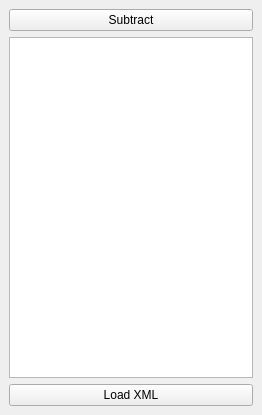
First picture: the form in demo_plugin_dockwidget_base.ui, repository NorthArrowResearch/qgis-experiments, before the edit.
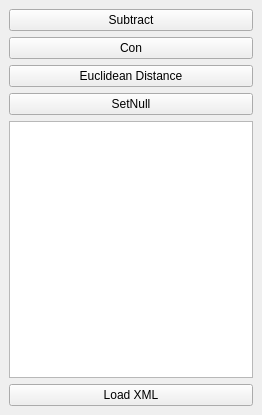
Second picture: the form after the edit.

Diff of the .ui file:
```diff
--- a/demo_plugin_dockwidget_base.ui
+++ b/demo_plugin_dockwidget_base.ui
@@ -22,6 +22,27 @@
       </property>
      </widget>
     </item>
+    <item>
+     <widget class="QPushButton" name="btnCon">
+      <property name="text">
+       <string>Con</string>
+      </property>
+     </widget>
+    </item>
+    <item>
+     <widget class="QPushButton" name="btnEuclidDist">
+      <property name="text">
+       <string>Euclidean Distance</string>
+      </property>
+     </widget>
+    </item>
+    <item>
+     <widget class="QPushButton" name="btnSetNull">
+      <property name="text">
+       <string>SetNull</string>
+      </property>
+     </widget>
+    </item>
     <item>
      <widget class="QTreeView" name="treeView"/>
     </item>
```
